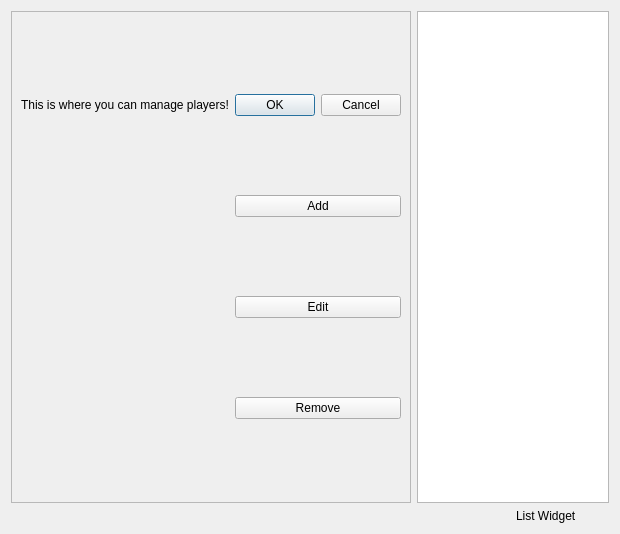
Above: manageplayermenu.ui from dartbois/DartsTheEndIsNigh before the change. Below: the same form after it.
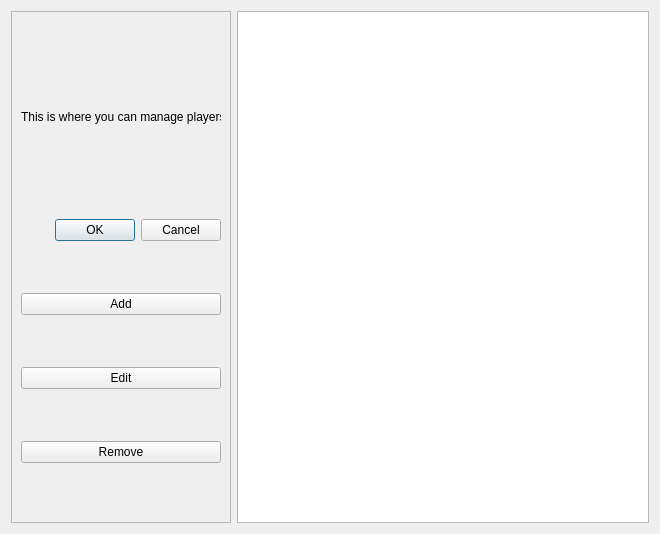
That is the form after the change.

Diff of the .ui file:
```diff
--- a/manageplayermenu.ui
+++ b/manageplayermenu.ui
@@ -6,7 +6,7 @@
    <rect>
     <x>0</x>
     <y>0</y>
-    <width>620</width>
+    <width>660</width>
     <height>534</height>
    </rect>
   </property>
@@ -17,18 +17,17 @@
    <string>Dialog</string>
   </property>
   <layout class="QGridLayout" name="gridLayout">
-   <item row="2" column="3">
-    <widget class="QLabel" name="label_2">
-     <property name="text">
-      <string>List Widget</string>
-     </property>
-    </widget>
-   </item>
    <item row="0" column="2" colspan="2">
     <widget class="QListWidget" name="listWidget"/>
    </item>
    <item row="0" column="0">
     <widget class="QFrame" name="frame">
+     <property name="maximumSize">
+      <size>
+       <width>220</width>
+       <height>16777215</height>
+      </size>
+     </property>
      <property name="frameShape">
       <enum>QFrame::StyledPanel</enum>
      </property>
@@ -37,27 +36,6 @@
      </property>
      <layout class="QGridLayout" name="gridLayout_2">
       <item row="1" column="1">
-       <widget class="QPushButton" name="PlayerMenuAdd">
-        <property name="text">
-         <string>Add</string>
-        </property>
-       </widget>
-      </item>
-      <item row="3" column="1">
-       <widget class="QPushButton" name="PlayerMenuRemove">
-        <property name="text">
-         <string>Remove</string>
-        </property>
-       </widget>
-      </item>
-      <item row="2" column="1">
-       <widget class="QPushButton" name="PlayerMenuEdit">
-        <property name="text">
-         <string>Edit</string>
-        </property>
-       </widget>
-      </item>
-      <item row="0" column="1">
        <widget class="QDialogButtonBox" name="buttonBox">
         <property name="orientation">
          <enum>Qt::Horizontal</enum>
@@ -67,8 +45,35 @@
         </property>
        </widget>
       </item>
-      <item row="0" column="0">
+      <item row="4" column="1">
+       <widget class="QPushButton" name="PlayerMenuRemove">
+        <property name="text">
+         <string>Remove</string>
+        </property>
+       </widget>
+      </item>
+      <item row="3" column="1">
+       <widget class="QPushButton" name="PlayerMenuEdit">
+        <property name="text">
+         <string>Edit</string>
+        </property>
+       </widget>
+      </item>
+      <item row="2" column="1">
+       <widget class="QPushButton" name="PlayerMenuAdd">
+        <property name="text">
+         <string>Add</string>
+        </property>
+       </widget>
+      </item>
+      <item row="0" column="1">
        <widget class="QLabel" name="label">
+        <property name="maximumSize">
+         <size>
+          <width>16777215</width>
+          <height>100</height>
+         </size>
+        </property>
         <property name="sizeIncrement">
          <size>
           <width>5</width>
```
